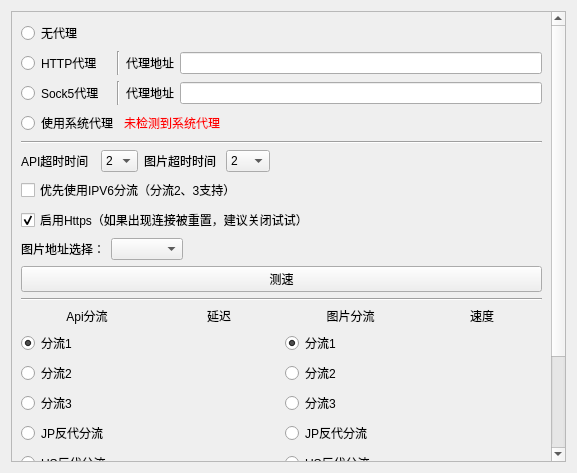
Old version of the form ui/component/ui_login_proxy_widget.ui in the repository tonquer/picacg-qt.
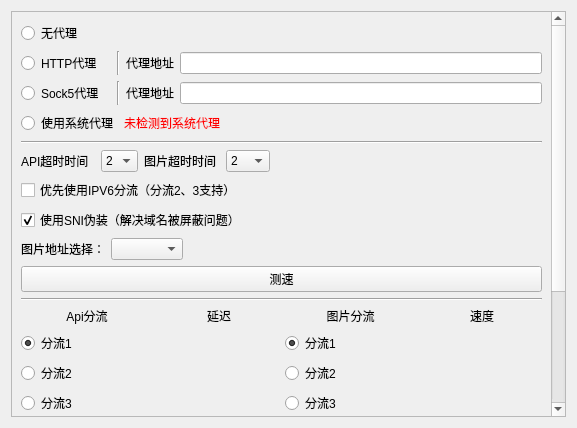
New version of the form. Custom widgets are drawn as their Qt base class.

```diff
--- a/ui/component/ui_login_proxy_widget.ui
+++ b/ui/component/ui_login_proxy_widget.ui
@@ -7,7 +7,7 @@
     <x>0</x>
     <y>0</y>
     <width>577</width>
-    <height>473</height>
+    <height>428</height>
    </rect>
   </property>
   <property name="minimumSize">
@@ -34,7 +34,7 @@
         <x>0</x>
         <y>0</y>
         <width>540</width>
-        <height>541</height>
+        <height>533</height>
        </rect>
       </property>
       <layout class="QVBoxLayout" name="verticalLayout">
@@ -294,7 +294,7 @@
          <item>
           <widget class="QCheckBox" name="httpsBox">
            <property name="text">
-            <string>启用Https（如果出现连接被重置，建议关闭试试）</string>
+            <string>使用SNI伪装（解决域名被屏蔽问题）</string>
            </property>
            <property name="checked">
             <bool>true</bool>
```
Left out of the diff: 32 changed lines with no effect on the pictures.
